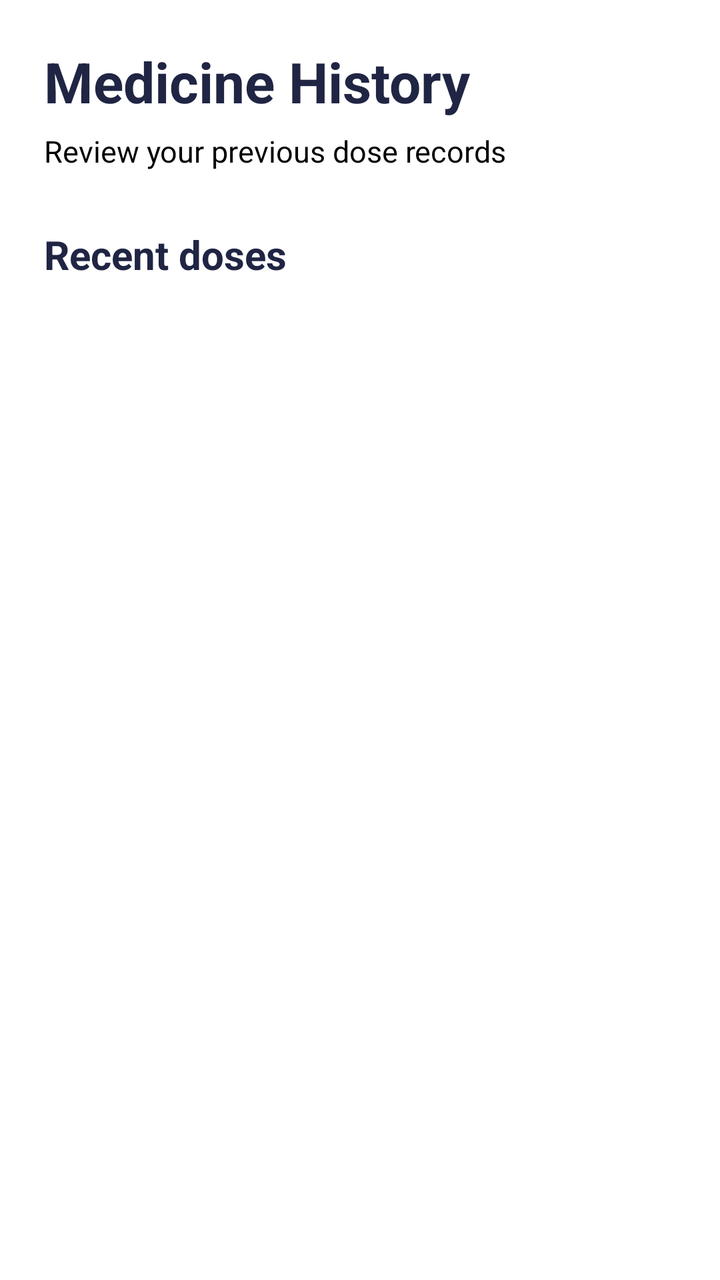
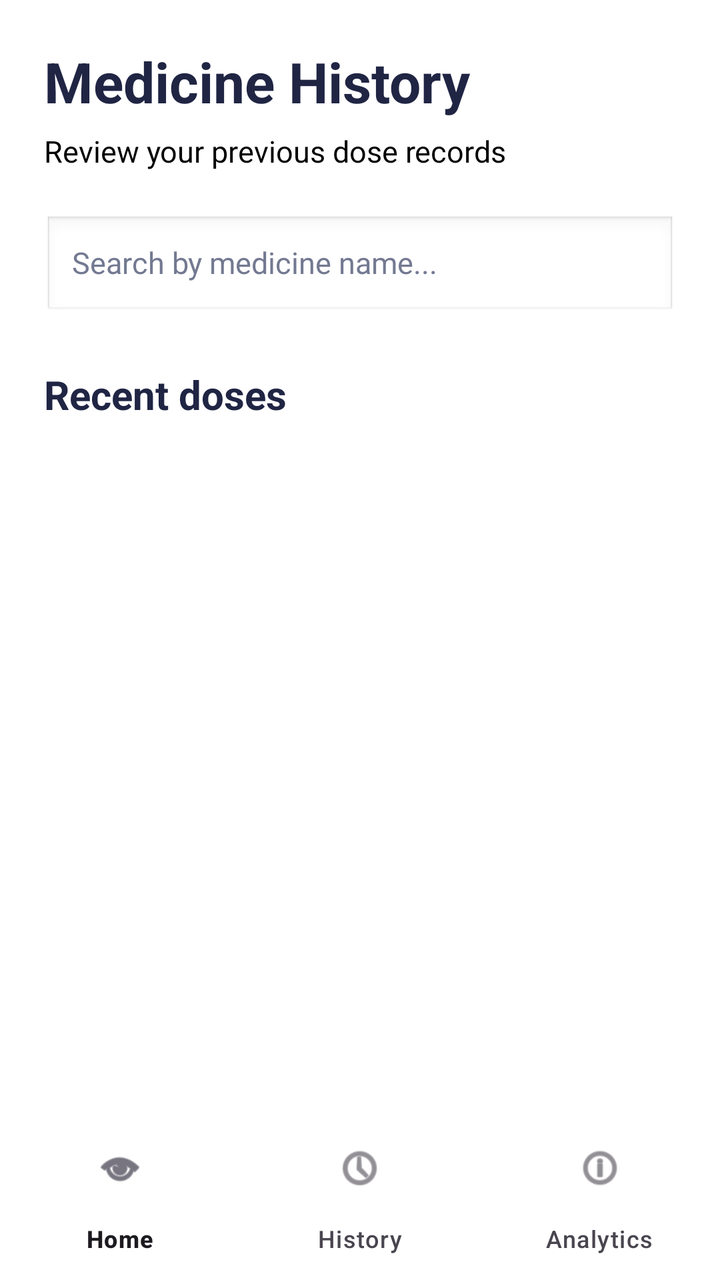

Compare the two renders of this Android layout. The source of the first and the diff that turns it into the second are given below.
<!-- AndroidManifest.xml: application theme Theme.MedicineReminderApp -->
<!-- res/layout/activity_history.xml -->
<?xml version="1.0" encoding="utf-8"?>
<ScrollView xmlns:android="http://schemas.android.com/apk/res/android"
    xmlns:tools="http://schemas.android.com/tools"
    android:layout_width="match_parent"
    android:layout_height="match_parent"
    android:background="#FFFFFF"
    android:fillViewport="true">

    <LinearLayout
        android:layout_width="match_parent"
        android:layout_height="wrap_content"
        android:orientation="vertical"
        android:padding="22dp">

        <TextView
            android:layout_width="match_parent"
            android:layout_height="wrap_content"
            android:text="@string/Medicine_history"
            android:textColor="#202544"
            android:textSize="28sp"
            android:textStyle="bold"
            tools:ignore="VisualLintSystemUi" />

        <TextView
            android:layout_width="match_parent"
            android:layout_height="wrap_content"
            android:layout_marginTop="6dp"
            android:text="@string/review_your_previous_dose_records"
            android:textColor="#020202"
            android:textSize="15sp" />

        <TextView
            android:layout_width="match_parent"
            android:layout_height="wrap_content"
            android:layout_marginTop="28dp"
            android:text="@string/recent_doses"
            android:textColor="#202544"
            android:textSize="20sp"
            android:textStyle="bold" />

        <TextView
            android:id="@+id/tvEmptyHistory"
            android:layout_width="match_parent"
            android:layout_height="wrap_content"
            android:layout_marginTop="20dp"
            android:gravity="center"
            android:padding="24dp"
            android:text="@string/no_dose_history_available_yet"
            android:textColor="#737991"
            android:textSize="15sp"
            android:visibility="gone" />

        <LinearLayout
            android:id="@+id/historyContainer"
            android:layout_width="match_parent"
            android:layout_height="wrap_content"
            android:layout_marginTop="14dp"
            android:orientation="vertical" />

    </LinearLayout>

</ScrollView>
<!-- resources referenced by this layout -->
<resources>
  <string name="Medicine_history">Medicine History</string>
  <string name="no_dose_history_available_yet">No dose history available yet.</string>
  <string name="recent_doses">Recent doses</string>
  <string name="review_your_previous_dose_records">Review your previous dose records</string>
  <style name="Theme.MedicineReminderApp" parent="Base.Theme.MedicineReminderApp" />
  <style name="Base.Theme.MedicineReminderApp" parent="Theme.Material3.DayNight.NoActionBar">
          
          
      </style>
</resources>

<!-- the commit's change to res/layout/activity_history.xml (unified diff, before → after) -->
@@ -1,62 +1,98 @@
 <?xml version="1.0" encoding="utf-8"?>
-<ScrollView xmlns:android="http://schemas.android.com/apk/res/android"
+<LinearLayout
+    xmlns:android="http://schemas.android.com/apk/res/android"
+    xmlns:app="http://schemas.android.com/apk/res-auto"
     xmlns:tools="http://schemas.android.com/tools"
     android:layout_width="match_parent"
     android:layout_height="match_parent"
-    android:background="#FFFFFF"
-    android:fillViewport="true">
+    android:orientation="vertical"
+    android:background="#FFFFFF">
 
-    <LinearLayout
+    <ScrollView
+        android:layout_width="match_parent"
+        android:layout_height="0dp"
+        android:layout_weight="1"
+        android:fillViewport="true">
+
+        <LinearLayout
+            android:layout_width="match_parent"
+            android:layout_height="wrap_content"
+            android:orientation="vertical"
+            android:padding="22dp">
+
+            <TextView
+                android:layout_width="match_parent"
+                android:layout_height="wrap_content"
+                android:text="@string/medicine_history"
+                android:textColor="#202544"
+                android:textSize="28sp"
+                android:textStyle="bold"
+                tools:ignore="VisualLintSystemUi" />
+
+            <TextView
+                android:layout_width="match_parent"
+                android:layout_height="wrap_content"
+                android:layout_marginTop="6dp"
+                android:text="@string/review_your_previous_dose_records"
+                android:textColor="#020202"
+                android:textSize="15sp" />
+
+            
+            <EditText
+                android:id="@+id/etSearchHistory"
+                android:layout_width="match_parent"
+                android:layout_height="52dp"
+                android:layout_marginTop="22dp"
+                android:background="@android:drawable/edit_text"
+                android:hint="@string/search_medicine_history"
+                android:importantForAutofill="no"
+                android:inputType="text"
+                android:paddingStart="14dp"
+                android:paddingEnd="14dp"
+                android:singleLine="true"
+                android:textColor="#202544"
+                android:textColorHint="#737991"
+                android:textSize="15sp"
+                android:imeOptions="actionSearch" />
+
+            <TextView
+                android:layout_width="match_parent"
+                android:layout_height="wrap_content"
+                android:layout_marginTop="24dp"
+                android:text="@string/recent_doses"
+                android:textColor="#202544"
+                android:textSize="20sp"
+                android:textStyle="bold" />
+
+            <TextView
+                android:id="@+id/tvEmptyHistory"
+                android:layout_width="match_parent"
+                android:layout_height="wrap_content"
+                android:layout_marginTop="20dp"
+                android:gravity="center"
+                android:padding="24dp"
+                android:text="@string/no_dose_history_available_yet"
+                android:textColor="#737991"
+                android:textSize="15sp"
+                android:visibility="gone" />
+
+            <LinearLayout
+                android:id="@+id/historyContainer"
+                android:layout_width="match_parent"
+                android:layout_height="wrap_content"
+                android:layout_marginTop="14dp"
+                android:orientation="vertical" />
+
+        </LinearLayout>
+    </ScrollView>
+
+    <com.google.android.material.bottomnavigation.BottomNavigationView
+        android:id="@+id/bottomNavigation"
         android:layout_width="match_parent"
         android:layout_height="wrap_content"
-        android:orientation="vertical"
-        android:padding="22dp">
+        android:background="#FFFFFF"
+        app:menu="@menu/bottom_nav_menu"
+        app:labelVisibilityMode="labeled"
+        tools:ignore="VisualLintBottomNav" />
 
-        <TextView
-            android:layout_width="match_parent"
-            android:layout_height="wrap_content"
-            android:text="@string/Medicine_history"
-            android:textColor="#202544"
-            android:textSize="28sp"
-            android:textStyle="bold"
-            tools:ignore="VisualLintSystemUi" />
-
-        <TextView
-            android:layout_width="match_parent"
-            android:layout_height="wrap_content"
-            android:layout_marginTop="6dp"
-            android:text="@string/review_your_previous_dose_records"
-            android:textColor="#020202"
-            android:textSize="15sp" />
-
-        <TextView
-            android:layout_width="match_parent"
-            android:layout_height="wrap_content"
-            android:layout_marginTop="28dp"
-            android:text="@string/recent_doses"
-            android:textColor="#202544"
-            android:textSize="20sp"
-            android:textStyle="bold" />
-
-        <TextView
-            android:id="@+id/tvEmptyHistory"
-            android:layout_width="match_parent"
-            android:layout_height="wrap_content"
-            android:layout_marginTop="20dp"
-            android:gravity="center"
-            android:padding="24dp"
-            android:text="@string/no_dose_history_available_yet"
-            android:textColor="#737991"
-            android:textSize="15sp"
-            android:visibility="gone" />
-
-        <LinearLayout
-            android:id="@+id/historyContainer"
-            android:layout_width="match_parent"
-            android:layout_height="wrap_content"
-            android:layout_marginTop="14dp"
-            android:orientation="vertical" />
-
-    </LinearLayout>
-
-</ScrollView>
+</LinearLayout>
<!-- resource entries referenced after the edit -->
@@ -1,9 +1,10 @@
 <!-- resources referenced by this layout -->
 <resources>
-  <string name="Medicine_history">Medicine History</string>
+  <string name="medicine_history">Medicine History</string>
   <string name="no_dose_history_available_yet">No dose history available yet.</string>
   <string name="recent_doses">Recent doses</string>
   <string name="review_your_previous_dose_records">Review your previous dose records</string>
+  <string name="search_medicine_history">Search by medicine name...</string>
   <style name="Theme.MedicineReminderApp" parent="Base.Theme.MedicineReminderApp" />
   <style name="Base.Theme.MedicineReminderApp" parent="Theme.Material3.DayNight.NoActionBar">
           
